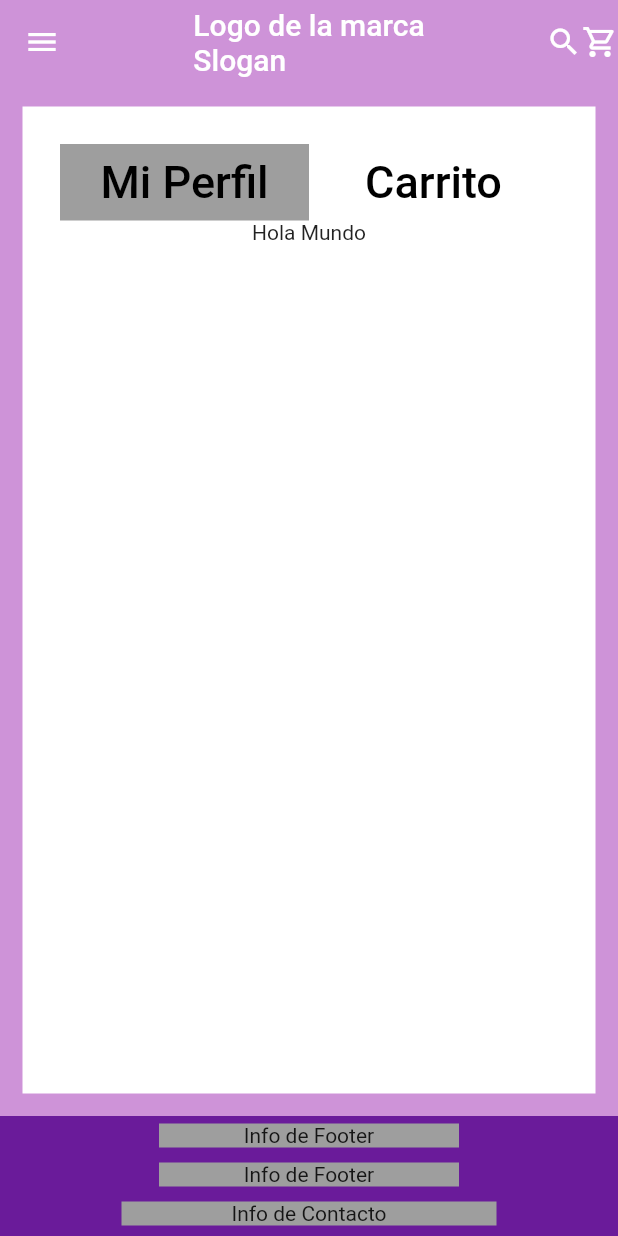
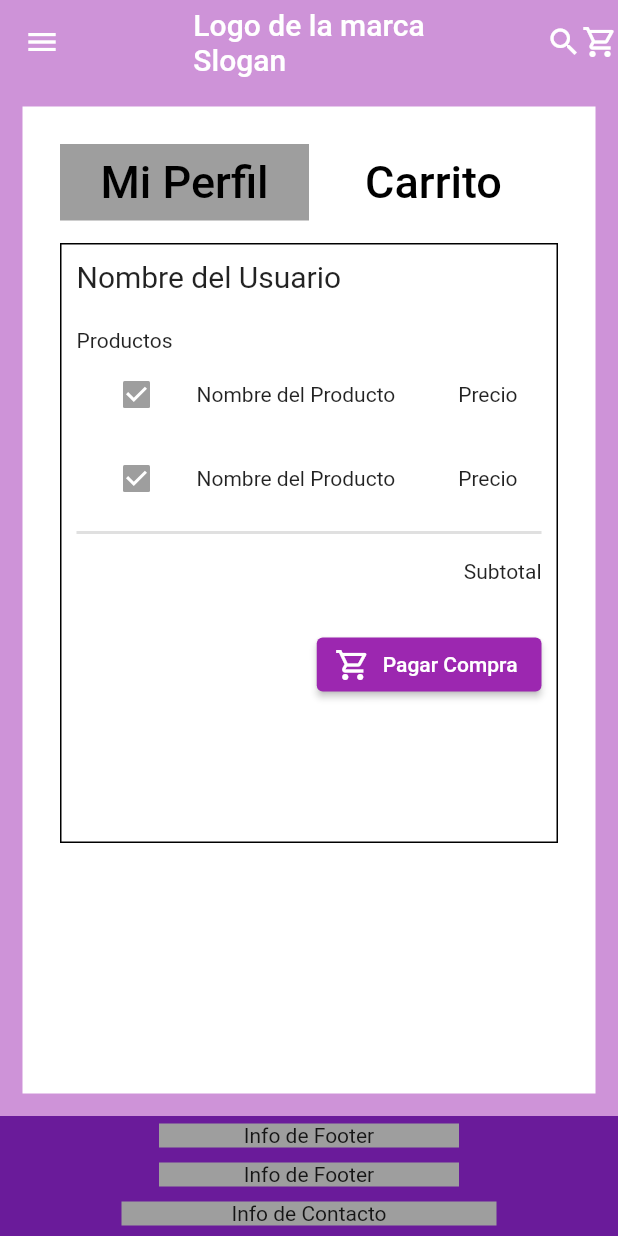
Before and after one commit to No-Country/C2-G57-T, a Flutter app: the Shop screen opened by its route, after a tap on "Carrito", on a phone screen of 412 x 824 dp. Run offline on Flutter 3.47's test engine with Material 2 defaults, Android fonts, the phone set to English and light mode, and no system bars; our stand-ins replace card_swiper.

```diff
--- a/ecommerce-client/ecommerce-client-mobile/ecommercemobile/lib/main.dart
+++ b/ecommerce-client/ecommerce-client-mobile/ecommercemobile/lib/main.dart
@@ -16,7 +16,7 @@ class MyApp extends StatelessWidget {
             style: ButtonStyle(
                 backgroundColor: MaterialStateProperty.all(Colors.purple))),
       ),
-      initialRoute: "detail",
+      initialRoute: "pay",
       routes: {
         "login": (_) => Login(),
         "home": (_) => Home(),
--- a/ecommerce-client/ecommerce-client-mobile/ecommercemobile/lib/screens/login.dart
+++ b/ecommerce-client/ecommerce-client-mobile/ecommercemobile/lib/screens/login.dart
@@ -20,7 +20,7 @@ class _LoginState extends State<Login> {
       backgroundColor: Colors.purple[200],
       body: Center(
         child: Padding(
-          padding: const EdgeInsets.all(15.0),
+          padding: const EdgeInsets.all(50),
           child: SafeArea(
             child: Container(
               width: width * 0.7,
--- a/ecommerce-client/ecommerce-client-mobile/ecommercemobile/lib/screens/shop.dart
+++ b/ecommerce-client/ecommerce-client-mobile/ecommercemobile/lib/screens/shop.dart
@@ -79,7 +79,7 @@ class _ShopState extends State<Shop> {
                           ),
                         ],
                       ),
-                      activar ? Text("Hola Mundo") : DatosPersonales(),
+                      activar ? Carrito() : DatosPersonales(),
                     ],
                   ),
                 ),
@@ -93,11 +93,103 @@ class _ShopState extends State<Shop> {
   }
 }
 
-class DatosPersonales extends StatelessWidget {
+class Carrito extends StatefulWidget {
+  const Carrito({
+    Key? key,
+  }) : super(key: key);
+
+  @override
+  State<Carrito> createState() => _CarritoState();
+}
+
+class _CarritoState extends State<Carrito> {
+  bool producto = true;
+
+  @override
+  Widget build(BuildContext context) {
+    return Padding(
+      padding: const EdgeInsets.only(top: 15.0),
+      child: Container(
+        width: 500,
+        height: 400,
+        decoration: BoxDecoration(border: Border.all(color: Colors.black)),
+        child: Padding(
+          padding: const EdgeInsets.all(10.0),
+          child: Column(
+            crossAxisAlignment: CrossAxisAlignment.start,
+            children: [
+              Text(
+                "Nombre del Usuario\n",
+                style: TextStyle(fontSize: 20),
+              ),
+              Text("Productos"),
+              ListTile(
+                leading: Checkbox(
+                    activeColor: Colors.grey,
+                    value: producto,
+                    onChanged: (valor) {
+                      producto = valor!;
+                      setState(() {});
+                    }),
+                title: const Text(
+                  "Nombre del Producto",
+                  style: TextStyle(fontSize: 14),
+                ),
+                trailing: Text("Precio"),
+              ),
+              ListTile(
+                  leading: Checkbox(
+                      activeColor: Colors.grey,
+                      value: producto,
+                      onChanged: (valor) {
+                        producto = valor!;
+                        setState(() {});
+                      }),
+                  title: const Text(
+                    "Nombre del Producto",
+                    style: TextStyle(fontSize: 14),
+                  ),
+                  trailing: Text("Precio")),
+              Divider(
+                thickness: 2.0,
+              ),
+              SizedBox(
+                height: 10.0,
+              ),
+              Align(
+                alignment: Alignment.bottomRight,
+                child: Text("Subtotal"),
+              ),
+              SizedBox(
+                height: 30.0,
+              ),
+              Align(
+                alignment: Alignment.bottomRight,
+                child: ElevatedButton.icon(
+                    icon: Icon(Icons.shopping_cart_outlined),
+                    onPressed: () {
+                      Navigator.pushNamed(context, "pay");
+                    },
+                    label: Text("Pagar Compra")),
+              )
+            ],
+          ),
+        ),
+      ),
+    );
+  }
+}
+
+class DatosPersonales extends StatefulWidget {
   const DatosPersonales({
     Key? key,
   }) : super(key: key);
 
+  @override
+  State<DatosPersonales> createState() => _DatosPersonalesState();
+}
+
+class _DatosPersonalesState extends State<DatosPersonales> {
   @override
   Widget build(BuildContext context) {
     return Padding(
@@ -137,14 +229,6 @@ class DatosPersonales extends StatelessWidget {
               Text("Direccion"),
               Text("Codigo Postal"),
               Text("\n\n\n"),
-              Padding(
-                padding: const EdgeInsets.only(left: 100.0),
-                child: ElevatedButton(
-                    onPressed: () {
-                      Navigator.pushNamed(context, "pay");
-                    },
-                    child: Text("Pagar Compra")),
-              )
             ],
           ),
         ),
```
Also changed, not shown: ecommerce-client/ecommerce-client-mobile/ecommercemobile/lib/screens/details.dart (+23 -15 lines), ecommerce-client/ecommerce-client-mobile/ecommercemobile/lib/screens/pay.dart (+79 -71 lines).
